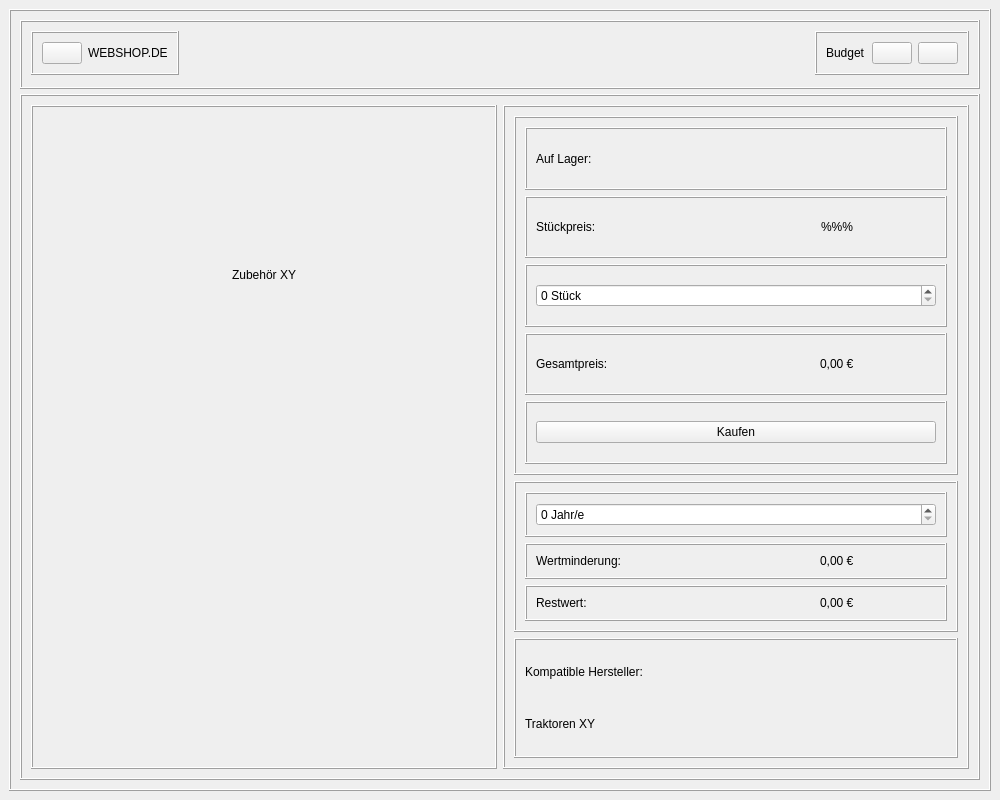
Above: frontend/accessoriesWindow.ui from nhatlam96/gui-xtraktor before the change. Below: the same form after it.
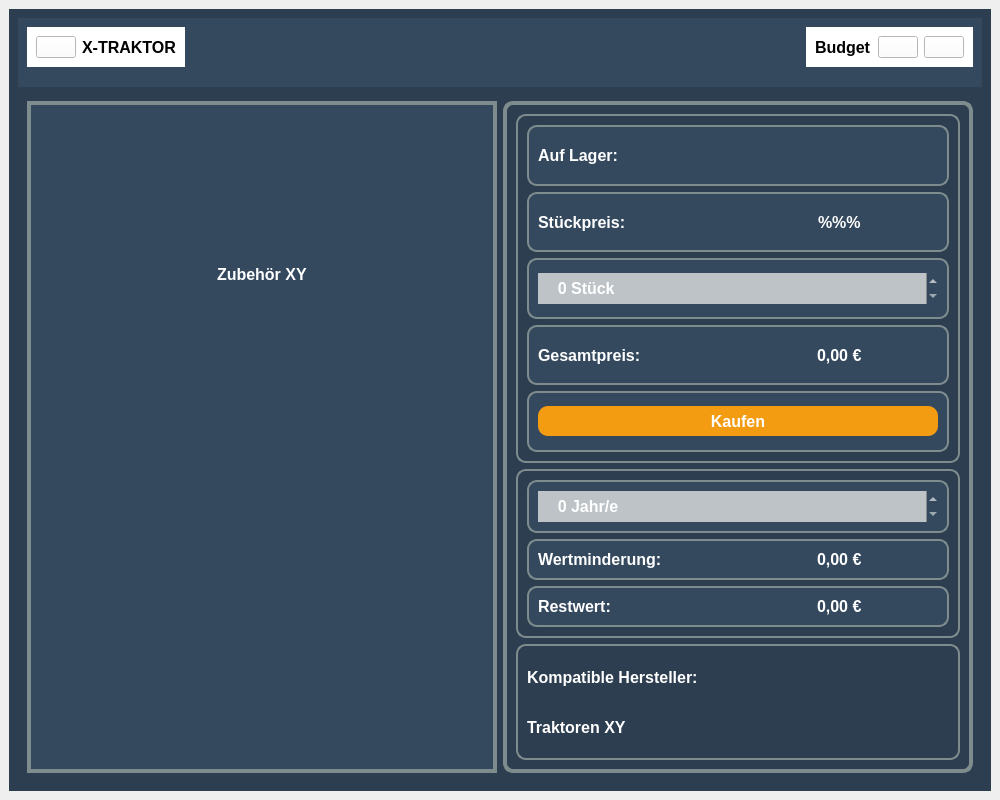
That is the form after the change. Icons and pictures are not drawn.

Diff of the .ui file:
```diff
--- a/frontend/accessoriesWindow.ui
+++ b/frontend/accessoriesWindow.ui
@@ -41,8 +41,13 @@
         <height>0</height>
        </size>
       </property>
+      <property name="styleSheet">
+       <string notr="true">QFrame#main_frame {
+	background-color: rgb(44, 62, 80);
+}</string>
+      </property>
       <property name="frameShape">
-       <enum>QFrame::Box</enum>
+       <enum>QFrame::NoFrame</enum>
       </property>
       <property name="frameShadow">
        <enum>QFrame::Raised</enum>
@@ -53,8 +58,13 @@
        </property>
        <item>
         <widget class="QFrame" name="header_frame">
+         <property name="styleSheet">
+          <string notr="true">QFrame#header_frame {
+	background-color: rgb(52, 73, 94);
+}</string>
+         </property>
          <property name="frameShape">
-          <enum>QFrame::Box</enum>
+          <enum>QFrame::NoFrame</enum>
          </property>
          <property name="frameShadow">
           <enum>QFrame::Raised</enum>
@@ -62,8 +72,11 @@
          <layout class="QHBoxLayout" name="horizontalLayout">
           <item alignment="Qt::AlignLeft|Qt::AlignTop">
            <widget class="QFrame" name="l_header_frame">
+            <property name="styleSheet">
+             <string notr="true">background-color: white;</string>
+            </property>
             <property name="frameShape">
-             <enum>QFrame::Box</enum>
+             <enum>QFrame::NoFrame</enum>
             </property>
             <property name="frameShadow">
              <enum>QFrame::Raised</enum>
@@ -80,14 +93,20 @@
                </property>
                <property name="iconSize">
                 <size>
-                 <width>32</width>
-                 <height>32</height>
+                 <width>45</width>
+                 <height>45</height>
                 </size>
                </property>
               </widget>
              </item>
              <item>
               <widget class="QLabel" name="web_label">
+               <property name="font">
+                <font>
+                 <pointsize>12</pointsize>
+                 <bold>true</bold>
+                </font>
+               </property>
                <property name="frameShape">
                 <enum>QFrame::NoFrame</enum>
                </property>
@@ -95,7 +114,7 @@
                 <enum>QFrame::Plain</enum>
                </property>
                <property name="text">
-                <string>WEBSHOP.DE</string>
+                <string>X-TRAKTOR</string>
                </property>
               </widget>
              </item>
@@ -110,8 +129,17 @@
               <verstretch>0</verstretch>
              </sizepolicy>
             </property>
+            <property name="font">
+             <font>
+              <pointsize>12</pointsize>
+              <bold>true</bold>
+             </font>
+            </property>
+            <property name="styleSheet">
+             <string notr="true">background-color: white;</string>
+            </property>
             <property name="frameShape">
-             <enum>QFrame::Box</enum>
+             <enum>QFrame::NoFrame</enum>
             </property>
             <property name="frameShadow">
              <enum>QFrame::Raised</enum>
@@ -119,6 +147,12 @@
             <layout class="QHBoxLayout" name="horizontalLayout_2">
              <item>
               <widget class="QLabel" name="budget_label">
+               <property name="font">
+                <font>
+                 <pointsize>12</pointsize>
+                 <bold>true</bold>
+                </font>
+               </property>
                <property name="inputMethodHints">
                 <set>Qt::ImhNone</set>
                </property>
@@ -135,6 +169,12 @@
                <property name="enabled">
                 <bool>true</bool>
                </property>
+               <property name="cursor">
+                <cursorShape>PointingHandCursor</cursorShape>
+               </property>
+               <property name="styleSheet">
+                <string notr="true"/>
+               </property>
                <property name="text">
                 <string/>
                </property>
@@ -144,8 +184,8 @@
                </property>
                <property name="iconSize">
                 <size>
-                 <width>32</width>
-                 <height>32</height>
+                 <width>45</width>
+                 <height>45</height>
                 </size>
                </property>
               </widget>
@@ -173,8 +213,8 @@
                </property>
                <property name="iconSize">
                 <size>
-                 <width>32</width>
-                 <height>32</height>
+                 <width>45</width>
+                 <height>45</height>
                 </size>
                </property>
               </widget>
@@ -193,8 +233,13 @@
          <property name="accessibleDescription">
           <string/>
          </property>
+         <property name="styleSheet">
+          <string notr="true">QFrame#content_frame {
+	background-color: rgb(44, 62, 80);
+}</string>
+         </property>
          <property name="frameShape">
-          <enum>QFrame::Box</enum>
+          <enum>QFrame::NoFrame</enum>
          </property>
          <property name="frameShadow">
           <enum>QFrame::Raised</enum>
@@ -202,8 +247,14 @@
          <layout class="QHBoxLayout" name="horizontalLayout_4">
           <item>
            <widget class="QFrame" name="zub_frame">
+            <property name="styleSheet">
+             <string notr="true">QFrame#zub_frame {
+	background-color: rgb(52, 73, 94);
+	border: 4px solid rgb(127, 140, 141);
+}</string>
+            </property>
             <property name="frameShape">
-             <enum>QFrame::Box</enum>
+             <enum>QFrame::NoFrame</enum>
             </property>
             <property name="frameShadow">
              <enum>QFrame::Raised</enum>
@@ -211,6 +262,15 @@
             <layout class="QVBoxLayout" name="verticalLayout_3">
              <item alignment="Qt::AlignHCenter">
               <widget class="QLabel" name="name_label">
+               <property name="font">
+                <font>
+                 <pointsize>12</pointsize>
+                 <bold>true</bold>
+                </font>
+               </property>
+               <property name="styleSheet">
+                <string notr="true">color: white;</string>
+               </property>
                <property name="text">
                 <string>Zubehör XY</string>
                </property>
@@ -246,8 +306,15 @@
           </item>
           <item>
            <widget class="QFrame" name="info_frame">
+            <property name="styleSheet">
+             <string notr="true">QFrame#info_frame {
+	background-color: rgb(44, 62, 80);
+	border-radius: 10px;
+	border: 4px solid rgb(127, 140, 141);
+}</string>
+            </property>
             <property name="frameShape">
-             <enum>QFrame::Box</enum>
+             <enum>QFrame::NoFrame</enum>
             </property>
             <property name="frameShadow">
              <enum>QFrame::Raised</enum>
@@ -255,8 +322,15 @@
             <layout class="QVBoxLayout" name="verticalLayout_4" stretch="3,1,1">
              <item>
               <widget class="QFrame" name="buy_frame">
+               <property name="styleSheet">
+                <string notr="true">QFrame#buy_frame {
+	background-color: rgb(44, 62, 80);
+	border-radius: 10px;
+	border: 2px solid rgb(127, 140, 141);
+}</string>
+               </property>
                <property name="frameShape">
-                <enum>QFrame::Box</enum>
+                <enum>QFrame::NoFrame</enum>
                </property>
                <property name="frameShadow">
                 <enum>QFrame::Raised</enum>
@@ -264,8 +338,15 @@
                <layout class="QVBoxLayout" name="verticalLayout_7">
                 <item>
                  <widget class="QFrame" name="frame_4">
+                  <property name="styleSheet">
+                   <string notr="true">QFrame#frame_4 {
+	background-color: rgb(52, 73, 94);
+	border: 2px solid rgb(127, 140, 141);
+	border-radius: 10px;
+}</string>
+                  </property>
                   <property name="frameShape">
-                   <enum>QFrame::Box</enum>
+                   <enum>QFrame::NoFrame</enum>
                   </property>
                   <property name="frameShadow">
                    <enum>QFrame::Raised</enum>
@@ -273,6 +354,15 @@
                   <layout class="QHBoxLayout" name="horizontalLayout_10">
                    <item alignment="Qt::AlignLeft">
                     <widget class="QLabel" name="bestand_label">
+                     <property name="font">
+                      <font>
+                       <pointsize>12</pointsize>
+                       <bold>true</bold>
+                      </font>
+                     </property>
+                     <property name="styleSheet">
+                      <string notr="true">color: white;</string>
+                     </property>
                      <property name="text">
                       <string>Auf Lager:</string>
                      </property>
@@ -295,6 +385,10 @@
                        <height>32</height>
                       </size>
                      </property>
+                     <property name="styleSheet">
+                      <string notr="true">color: white;
+font-size: 16px;</string>
+                     </property>
                      <property name="text">
                       <string/>
                      </property>
@@ -317,8 +411,15 @@
                 </item>
                 <item>
                  <widget class="QFrame" name="frame_6">
+                  <property name="styleSheet">
+                   <string notr="true">QFrame#frame_6 {
+	background-color: rgb(52, 73, 94);
+	border: 2px solid rgb(127, 140, 141);
+	border-radius: 10px;
+}</string>
+                  </property>
                   <property name="frameShape">
-                   <enum>QFrame::Box</enum>
+                   <enum>QFrame::NoFrame</enum>
                   </property>
                   <property name="frameShadow">
                    <enum>QFrame::Raised</enum>
@@ -326,6 +427,15 @@
                   <layout class="QHBoxLayout" name="horizontalLayout_6">
                    <item alignment="Qt::AlignLeft">
                     <widget class="QLabel" name="preis_label">
+                     <property name="font">
+                      <font>
+                       <pointsize>12</pointsize>
+                       <bold>true</bold>
+                      </font>
+                     </property>
+                     <property name="styleSheet">
+                      <string notr="true">color: white;</string>
+                     </property>
                      <property name="text">
                       <string>Stückpreis:</string>
                      </property>
@@ -333,6 +443,15 @@
                    </item>
                    <item alignment="Qt::AlignHCenter">
                     <widget class="QLabel" name="preis_status">
+                     <property name="font">
+                      <font>
+                       <pointsize>12</pointsize>
+                       <bold>true</bold>
+                      </font>
+                     </property>
+                     <property name="styleSheet">
+                      <string notr="true">color: white;</string>
+                     </property>
                      <property name="text">
                       <string>%%%</string>
                      </property>
@@ -343,8 +462,15 @@
                 </item>
                 <item>
                  <widget class="QFrame" name="frame_12">
+                  <property name="styleSheet">
+                   <string notr="true">QFrame#frame_12 {
+	background-color: rgb(52, 73, 94);
+	border: 2px solid rgb(127, 140, 141);
+	border-radius: 10px;
+}</string>
+                  </property>
                   <property name="frameShape">
-                   <enum>QFrame::Box</enum>
+                   <enum>QFrame::NoFrame</enum>
                   </property>
                   <property name="frameShadow">
                    <enum>QFrame::Raised</enum>
@@ -352,9 +478,26 @@
                   <layout class="QHBoxLayout" name="horizontalLayout_5">
                    <item>
                     <widget class="QSpinBox" name="anz_spinBox">
+                     <property name="font">
+                      <font>
+                       <pointsize>12</pointsize>
+                       <bold>true</bold>
+                      </font>
+                     </property>
+                     <property name="styleSheet">
+                      <string notr="true">min-height: 25px;
+background-color: rgb(189, 195, 199);
+color: white;</string>
+                     </property>
+                     <property name="frame">
+                      <bool>false</bool>
+                     </property>
                      <property name="suffix">
                       <string> Stück</string>
                      </property>
+                     <property name="prefix">
+                      <string>    </string>
+                     </property>
                     </widget>
                    </item>
                   </layout>
@@ -362,8 +505,15 @@
                 </item>
                 <item>
                  <widget class="QFrame" name="frame_9">
+                  <property name="styleSheet">
+                   <string notr="true">QFrame#frame_9 {
+	background-color: rgb(52, 73, 94);
+	border: 2px solid rgb(127, 140, 141);
+	border-radius: 10px;
+}</string>
+                  </property>
                   <property name="frameShape">
-                   <enum>QFrame::Box</enum>
+                   <enum>QFrame::NoFrame</enum>
                   </property>
                   <property name="frameShadow">
                    <enum>QFrame::Raised</enum>
@@ -371,6 +521,15 @@
                   <layout class="QHBoxLayout" name="horizontalLayout_7">
                    <item alignment="Qt::AlignLeft">
                     <widget class="QLabel" name="ges_label">
+                     <property name="font">
+                      <font>
+                       <pointsize>12</pointsize>
+                       <bold>true</bold>
+                      </font>
+                     </property>
+                     <property name="styleSheet">
+                      <string notr="true">color: white;</string>
+                     </property>
                      <property name="text">
                       <string>Gesamtpreis:</string>
                      </property>
@@ -378,6 +537,15 @@
                    </item>
                    <item alignment="Qt::AlignHCenter">
                     <widget class="QLabel" name="ges_status">
+                     <property name="font">
+                      <font>
+                       <pointsize>12</pointsize>
+                       <bold>true</bold>
+                      </font>
+                     </property>
+                     <property name="styleSheet">
+                      <string notr="true">color: white;</string>
+                     </property>
                      <property name="text">
                       <string>0,00 €</string>
                      </property>
@@ -388,8 +556,15 @@
                 </item>
                 <item>
                  <widget class="QFrame" name="frame_7">
+                  <property name="styleSheet">
+                   <string notr="true">QFrame#frame_7 {
+	background-color: rgb(52, 73, 94);
+	border: 2px solid rgb(127, 140, 141);
+	border-radius: 10px;
+}</string>
+                  </property>
                   <property name="frameShape">
-                   <enum>QFrame::Box</enum>
+                   <enum>QFrame::NoFrame</enum>
                   </property>
                   <property name="frameShadow">
                    <enum>QFrame::Raised</enum>
@@ -397,6 +572,31 @@
                   <layout class="QVBoxLayout" name="verticalLayout_5">
                    <item>
                     <widget class="QPushButton" name="buy_Button">
+                     <property name="font">
+                      <font>
+                       <pointsize>12</pointsize>
+                       <bold>true</bold>
+                      </font>
+                     </property>
+                     <property name="cursor">
+                      <cursorShape>PointingHandCursor</cursorShape>
+                     </property>
+                     <property name="styleSheet">
+                      <string notr="true">QPushButton#buy_Button {
+	background-color: rgb(243, 156, 18);
+	border-radius: 10px;
+	color: white;
+	min-height: 30px;
+}
+QPushButton#buy_Button :hover {
+	background-color: rgb(241, 196, 15);
+	opacity:  0.8;
+}
+QPushButton#buy_Button:pressed {
+	padding-left:  3px;
+	padding-bottom: 3px;
+}</string>
+                     </property>
                      <property name="text">
                       <string>Kaufen</string>
                      </property>
@@ -410,8 +610,15 @@
              </item>
              <item>
               <widget class="QFrame" name="wert_frame">
+               <property name="styleSheet">
+                <string notr="true">QFrame#wert_frame {
+	background-color: rgb(44, 62, 80);
+	border-radius: 10px;
+	border: 2px solid rgb(127, 140, 141);
+}</string>
+               </property>
                <property name="frameShape">
-                <enum>QFrame::Box</enum>
+                <enum>QFrame::NoFrame</enum>
                </property>
                <property name="frameShadow">
                 <enum>QFrame::Raised</enum>
@@ -419,8 +626,15 @@
                <layout class="QVBoxLayout" name="verticalLayout_9">
                 <item>
                  <widget class="QFrame" name="frame_10">
+                  <property name="styleSheet">
+                   <string notr="true">QFrame#frame_10 {
+	background-color: rgb(52, 73, 94);
+	border: 2px solid rgb(127, 140, 141);
+	border-radius: 10px;
+}</string>
+                  </property>
                   <property name="frameShape">
-                   <enum>QFrame::Box</enum>
+                   <enum>QFrame::NoFrame</enum>
                   </property>
                   <property name="frameShadow">
                    <enum>QFrame::Raised</enum>
@@ -428,9 +642,26 @@
                   <layout class="QVBoxLayout" name="verticalLayout_8">
                    <item>
                     <widget class="QSpinBox" name="wert_spinBox">
+                     <property name="font">
+                      <font>
+                       <pointsize>12</pointsize>
+                       <bold>true</bold>
+                      </font>
+                     </property>
+                     <property name="styleSheet">
+                      <string notr="true">min-height: 25px;
+background-color: rgb(189, 195, 199);
+color: white;</string>
+                     </property>
+                     <property name="frame">
+                      <bool>false</bool>
+                     </property>
                      <property name="suffix">
                       <string> Jahr/e</string>
                      </property>
+                     <property name="prefix">
+                      <string>    </string>
+                     </property>
                     </widget>
                    </item>
                   </layout>
@@ -438,8 +669,15 @@
                 </item>
                 <item>
                  <widget class="QFrame" name="frame_11">
+                  <property name="styleSheet">
+                   <string notr="true">QFrame#frame_11 {
+	background-color: rgb(52, 73, 94);
+	border: 2px solid rgb(127, 140, 141);
+	border-radius: 10px;
+}</string>
+                  </property>
                   <property name="frameShape">
-                   <enum>QFrame::Box</enum>
+                   <enum>QFrame::NoFrame</enum>
                   </property>
                   <property name="frameShadow">
                    <enum>QFrame::Raised</enum>
@@ -447,6 +685,15 @@
                   <layout class="QHBoxLayout" name="horizontalLayout_8">
                    <item alignment="Qt::AlignLeft">
                     <widget class="QLabel" name="wert_label">
+                     <property name="font">
+                      <font>
+                       <pointsize>12</pointsize>
+                       <bold>true</bold>
+                      </font>
+                     </property>
+                     <property name="styleSheet">
+                      <string notr="true">color: white;</string>
+                     </property>
                      <property name="text">
                       <string>Wertminderung:</string>
                      </property>
@@ -454,6 +701,15 @@
                    </item>
                    <item alignment="Qt::AlignHCenter">
                     <widget class="QLabel" name="wert_status">
+                     <property name="font">
+                      <font>
+                       <pointsize>12</pointsize>
+                       <bold>true</bold>
+                      </font>
+                     </property>
+                     <property name="styleSheet">
+                      <string notr="true">color: white;</string>
+                     </property>
                      <property name="text">
                       <string>0,00 €</string>
                      </property>
@@ -464,8 +720,15 @@
                 </item>
                 <item>
                  <widget class="QFrame" name="frame_14">
+                  <property name="styleSheet">
+                   <string notr="true">QFrame#frame_14 {
+	background-color: rgb(52, 73, 94);
+	border: 2px solid rgb(127, 140, 141);
+	border-radius: 10px;
+}</string>
+                  </property>
                   <property name="frameShape">
-                   <enum>QFrame::Box</enum>
+                   <enum>QFrame::NoFrame</enum>
                   </property>
                   <property name="frameShadow">
                    <enum>QFrame::Raised</enum>
@@ -473,6 +736,15 @@
                   <layout class="QHBoxLayout" name="horizontalLayout_9">
                    <item>
                     <widget class="QLabel" name="rest_label">
+                     <property name="font">
+                      <font>
+                       <pointsize>12</pointsize>
+                       <bold>true</bold>
+                      </font>
+                     </property>
+                     <property name="styleSheet">
+                      <string notr="true">color: white;</string>
+                     </property>
                      <property name="text">
                       <string>Restwert:</string>
                      </property>
@@ -480,6 +752,15 @@
                    </item>
                    <item alignment="Qt::AlignHCenter">
                     <widget class="QLabel" name="rest_status">
+                     <property name="font">
+                      <font>
+                       <pointsize>12</pointsize>
+                       <bold>true</bold>
+                      </font>
+                     </property>
+                     <property name="styleSheet">
+                      <string notr="true">color: white;</string>
+                     </property>
                      <property name="text">
                       <string>0,00 €</string>
                      </property>
@@ -493,8 +774,15 @@
              </item>
              <item>
               <widget class="QFrame" name="hers_frame">
+               <property name="styleSheet">
+                <string notr="true">QFrame#hers_frame {
+	background-color: rgb(44, 62, 80);
+	border-radius: 10px;
+	border: 2px solid rgb(127, 140, 141);
+}</string>
+               </property>
                <property name="frameShape">
-                <enum>QFrame::Box</enum>
+                <enum>QFrame::NoFrame</enum>
                </property>
                <property name="frameShadow">
                 <enum>QFrame::Raised</enum>
@@ -502,6 +790,15 @@
                <layout class="QVBoxLayout" name="verticalLayout_6">
                 <item>
                  <widget class="QLabel" name="label_2">
+                  <property name="font">
+                   <font>
+                    <pointsize>12</pointsize>
+                    <bold>true</bold>
+                   </font>
+                  </property>
+                  <property name="styleSheet">
+                   <string notr="true">color: white;</string>
+                  </property>
                   <property name="text">
                    <string>Kompatible Hersteller:</string>
                   </property>
@@ -509,6 +806,15 @@
                 </item>
                 <item>
                  <widget class="QLabel" name="comp_label">
+                  <property name="font">
+                   <font>
+                    <pointsize>12</pointsize>
+                    <bold>true</bold>
+                   </font>
+                  </property>
+                  <property name="styleSheet">
+                   <string notr="true">color: white;</string>
+                  </property>
                   <property name="text">
                    <string>Traktoren XY</string>
                   </property>
```
Left out of the diff: 6 changed lines with no effect on the pictures.
